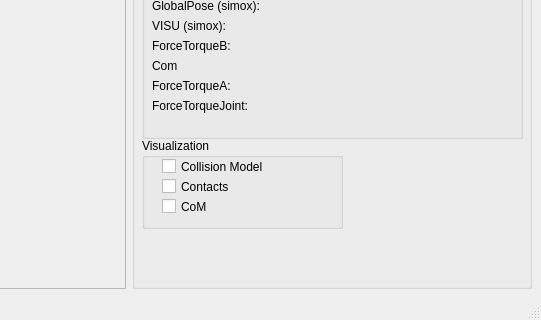
Old version of the form SimDynamics/examples/SimDynamicsViewer/simDynamicsViewer.ui in the repository softbankrobotics-research/Simox; both pictures show x 372 to 913 and y 471 to 791 of the 913 by 791 pixel window.
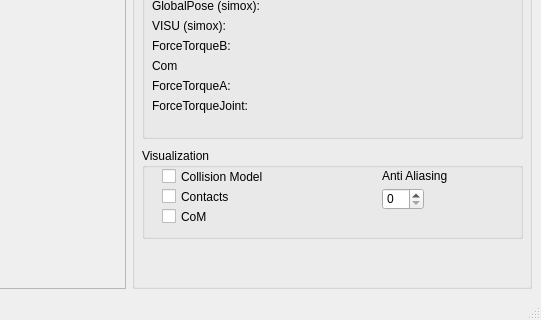
New version of the form.

Commit message: Changed mutex usage in BulletCoinViewer in order tio make it optional (not needed in standard setup). Added antialiasing parameters. Disabled by default.

```diff
--- a/SimDynamics/examples/SimDynamicsViewer/simDynamicsViewer.ui
+++ b/SimDynamics/examples/SimDynamicsViewer/simDynamicsViewer.ui
@@ -199,8 +199,8 @@
        <property name="geometry">
         <rect>
          <x>10</x>
-         <y>600</y>
-         <width>201</width>
+         <y>610</y>
+         <width>381</width>
          <height>91</height>
         </rect>
        </property>
@@ -246,6 +246,32 @@
          <string>Collision Model</string>
         </property>
        </widget>
+       <widget class="QSpinBox" name="spinBoxAntiAliasing">
+        <property name="geometry">
+         <rect>
+          <x>240</x>
+          <y>40</y>
+          <width>42</width>
+          <height>22</height>
+         </rect>
+        </property>
+        <property name="maximum">
+         <number>6</number>
+        </property>
+       </widget>
+       <widget class="QLabel" name="label">
+        <property name="geometry">
+         <rect>
+          <x>240</x>
+          <y>20</y>
+          <width>111</width>
+          <height>16</height>
+         </rect>
+        </property>
+        <property name="text">
+         <string>Anti Aliasing</string>
+        </property>
+       </widget>
       </widget>
       <widget class="QGroupBox" name="groupBox_4">
        <property name="geometry">
```
The commit also changes 5 other files.
